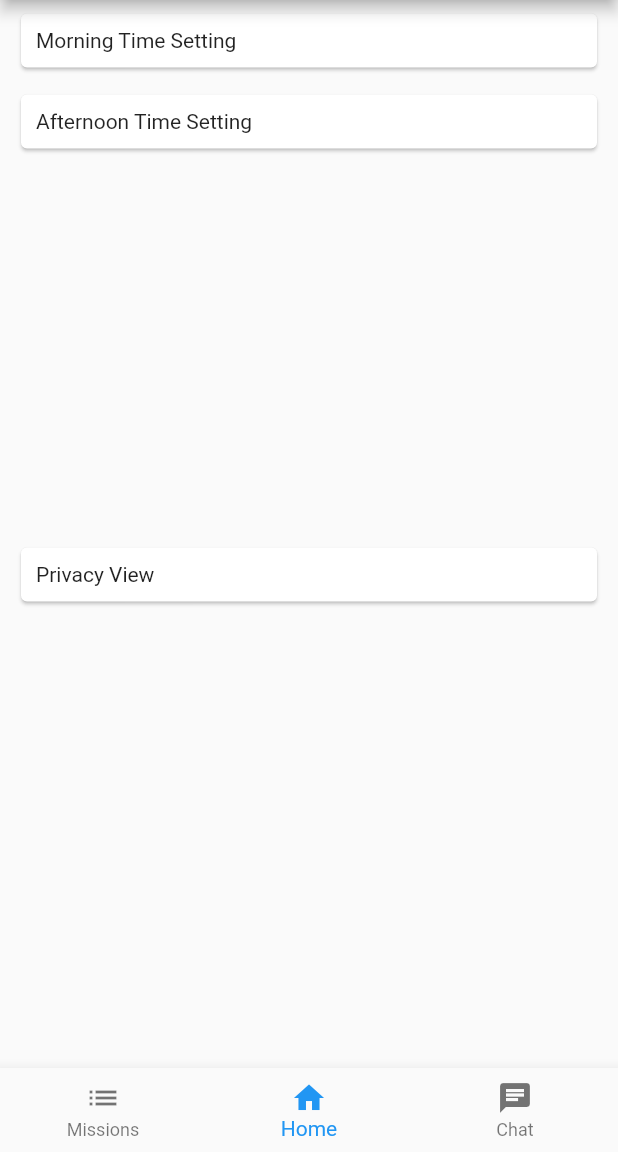
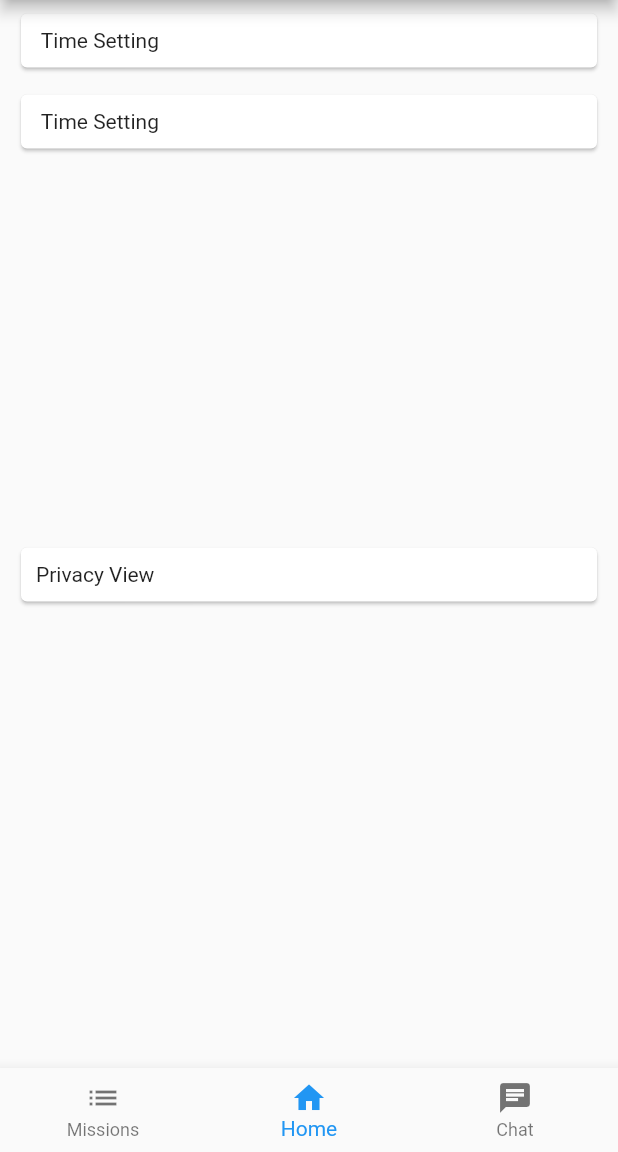
Before and after one commit to GDSC-CAU/Wiro-Flutter-App, a Flutter app: the screen it shows after launch, on a phone screen of 412 x 824 dp, the part 84-1236 px from its top. Run offline on Flutter 3.47's test engine with Material 2 defaults, Android fonts, the phone set to English and light mode, and no system bars.

Commit message:
Update Home.dart : Re-Structured TimeCard Component

```diff
--- a/lib/pages/Home.dart
+++ b/lib/pages/Home.dart
@@ -14,6 +14,27 @@ class HomePage extends StatelessWidget {
   }
 }
 
+class TimeCard extends StatelessWidget {
+  const TimeCard({Key? key, required this.timeType}): super(key: key);
+  final String timeType;
+
+  @override
+  Widget build(BuildContext context) {
+    return const Padding(
+        padding: EdgeInsets.fromLTRB(10.0, 5.0, 10.0, 5.0),
+        child: Card(
+            child: Padding(
+                padding: EdgeInsets.all(10.0),
+                child: SizedBox(
+                  width: double.infinity,
+                  child: Text(" Time Setting"),
+                )
+            )
+        )
+    );
+  }
+}
+
 class HomeTimeSetting extends StatefulWidget {
   const HomeTimeSetting({super.key});
 
@@ -26,30 +47,8 @@ class _TimeState extends State<HomeTimeSetting> {
   Widget build(BuildContext context) {
     return Column(
       children: const [
-        Padding(
-          padding: EdgeInsets.fromLTRB(10.0, 5.0, 10.0, 5.0),
-          child: Card(
-            child: Padding(
-              padding: EdgeInsets.all(10.0),
-              child: SizedBox(
-                width: double.infinity,
-                child: Text("Morning Time Setting"),
-              )
-            )
-          )
-        ),
-        Padding(
-            padding: EdgeInsets.fromLTRB(10.0, 5.0, 10.0, 5.0),
-            child: Card(
-                child: Padding(
-                    padding: EdgeInsets.all(10.0),
-                    child: SizedBox(
-                      width: double.infinity,
-                      child: Text("Afternoon Time Setting"),
-                    )
-                )
-            )
-        ),
+        TimeCard(timeType: "Morning"),
+        TimeCard(timeType: "Afternoon"),
       ],
     );
   }
```
